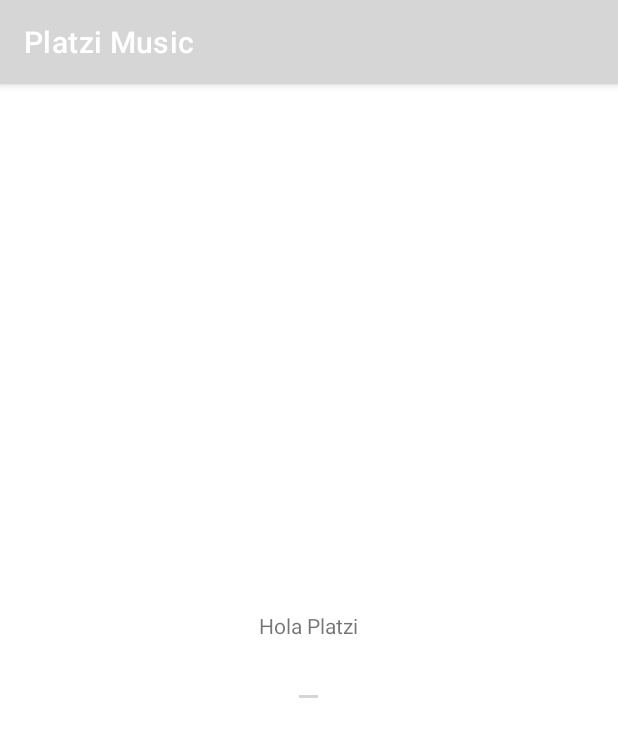
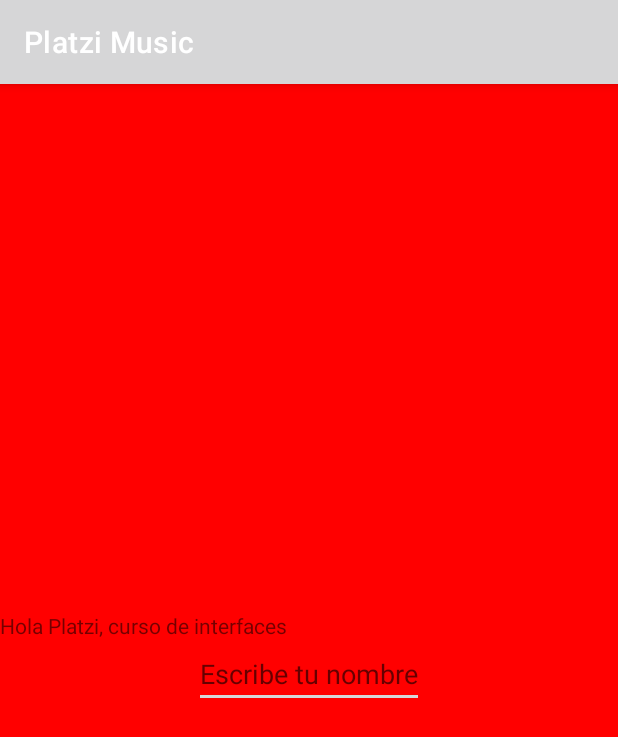
Before and after one commit to Daniel-Fernandez-Guarneros/Dise-o_Interfaces_Android_Studio, an Android app: the screen it shows after launch (MainActivity), on a phone screen of 412 x 824 dp. Shown: the top 737 px of the screen. Run offline under Robolectric (Android 15) with nearby library versions, the phone set to English and light mode, and no system bars.

Commit message:
3_2 Atributos importantes alto, ancho y id

```diff
--- a/app/src/main/res/layout/activity_main.xml
+++ b/app/src/main/res/layout/activity_main.xml
@@ -1,16 +1,20 @@
 <?xml version="1.0" encoding="utf-8"?>
 <LinearLayout xmlns:android="http://schemas.android.com/apk/res/android"
     android:layout_width="match_parent"
-    android:orientation="vertical"
+    android:layout_height="match_parent"
     android:gravity="center"
-    android:layout_height="match_parent">
+    android:background="@color/red"
+    android:orientation="vertical">
 
     <TextView
+        android:layout_width="match_parent"
+        android:layout_height="wrap_content"
+
+        android:text="Hola Platzi, curso de interfaces" />
+
+    <EditText
+        android:hint="Escribe tu nombre"
         android:layout_width="wrap_content"
-        android:layout_height="wrap_content"
-        android:text="Hola Platzi"/>
-    <EditText
-        android:layout_width="wrap_content"
-        android:layout_height="wrap_content"/>
+        android:layout_height="wrap_content" />
 
 </LinearLayout>
```
